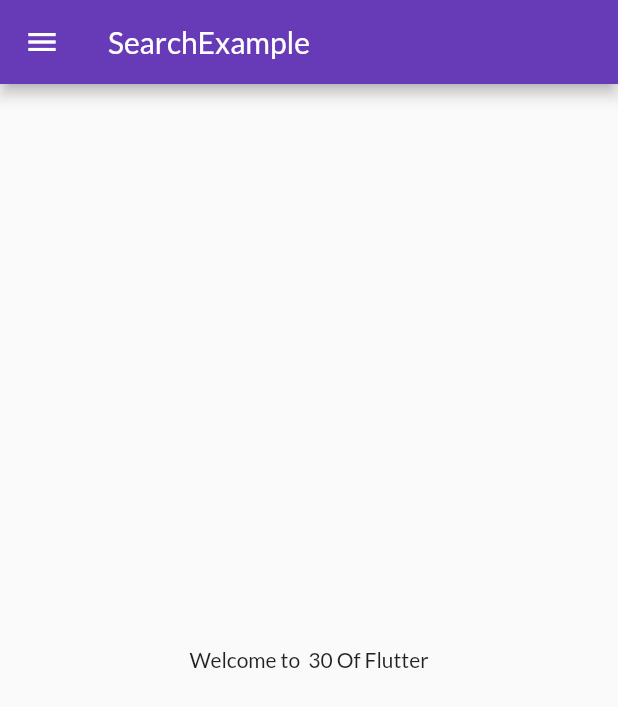
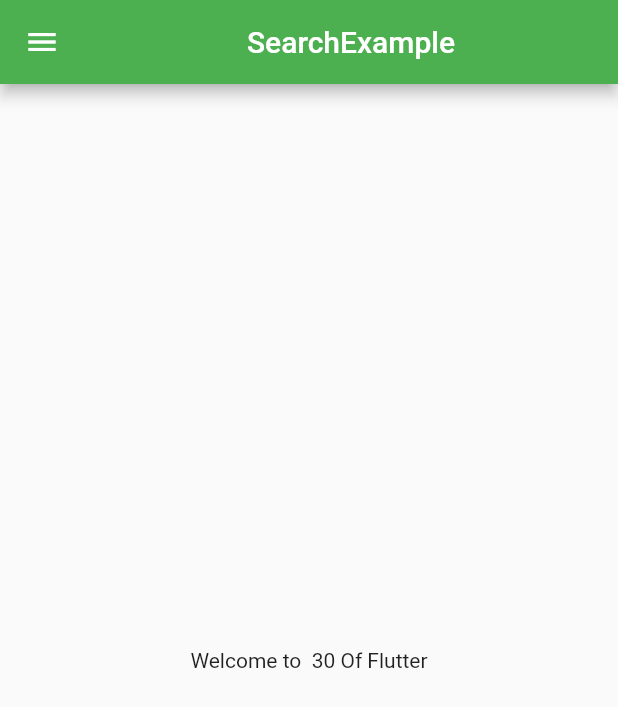
Before and after one commit to Vivek-kumar-1/30daysofflutter, a Flutter app: the screen it shows after launch, on a phone screen of 412 x 824 dp. Shown: the top 707 px of the screen. Run offline on Flutter 3.47's test engine with Material 2 defaults, Android fonts, the phone set to English and light mode, and no system bars; our stand-ins replace google_fonts.

Commit message:
theme extracted

```diff
--- /dev/null
+++ b/lib/Widgets/themes.dart
@@ -0,0 +1,19 @@
+import 'package:flutter/material.dart';
+import 'package:google_fonts/google_fonts.dart';
+
+class MyTheme {
+  static ThemeData lightTheme(BuildContext context) => ThemeData(
+        // primaryColor: Colors.red
+        primarySwatch: Colors.deepPurple,
+        fontFamily: GoogleFonts.lato().fontFamily,
+        appBarTheme: AppBarTheme(
+          color: Colors.white,
+          elevation: 0.0,
+          iconTheme: IconThemeData(color: Colors.black),
+          textTheme: Theme.of(context).textTheme,
+        ),
+      );
+  static ThemeData darkTheme(BuildContext context) => ThemeData(
+      // brightness: Brightness.dark,
+      primarySwatch: Colors.green);
+}
--- a/lib/app_screens/homepage.dart
+++ b/lib/app_screens/homepage.dart
@@ -10,7 +10,7 @@
   Widget build(BuildContext context) {
     return Scaffold(
       appBar: AppBar(
-        title: Text('SearchExample'),
+        title: Center(child: Text('SearchExample')),
       ),
       body: Center(
         child: Container(
--- a/lib/main.dart
+++ b/lib/main.dart
@@ -1,5 +1,7 @@
+import 'package:feabox/Widgets/themes.dart';
 import 'package:feabox/utils/routes.dart';
 import 'package:flutter/material.dart';
+// ignore: unused_import
 import 'package:google_fonts/google_fonts.dart';
 
 import 'package:feabox/app_screens/Login_Page.dart';
@@ -22,16 +24,10 @@
     return MaterialApp(
       // home: HomePage(),   as it defined in route/map
       themeMode: ThemeMode.light,
-      theme: ThemeData(
-        // primaryColor: Colors.red
-        primarySwatch: Colors.deepPurple,
-        fontFamily: GoogleFonts.lato().fontFamily,
-      ),
+      theme: MyTheme.darkTheme(context),
       //debugShowCheckedModeBanner: false,
       //debugShowCheckedModeBanner: true,
-      darkTheme: ThemeData(
-          // brightness: Brightness.dark,
-          primarySwatch: Colors.green),
+      darkTheme: MyTheme.lightTheme(context),
       debugShowCheckedModeBanner: false,
       initialRoute: MyRoutes.homeRoute,
       routes: {
```
